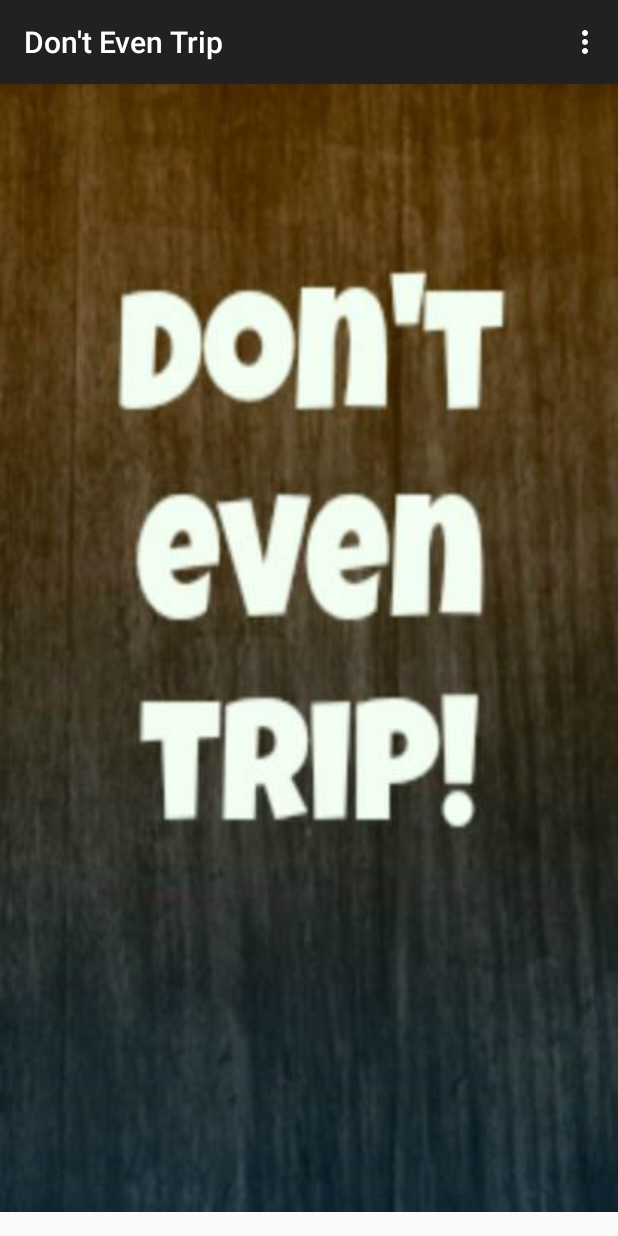
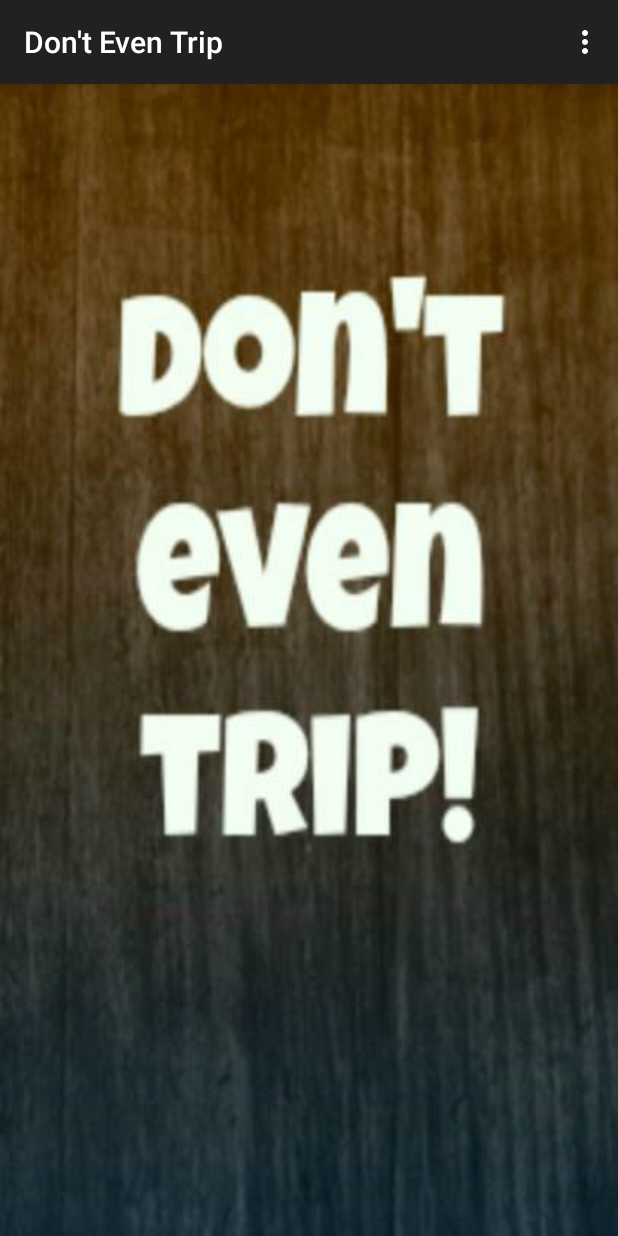
Before and after one commit to JatinNanda/AngelHacksProject, an Android app: the screen it shows after launch (MainActivity), on a phone screen of 412 x 824 dp. Run offline under Robolectric (Android 15) with nearby library versions, the phone set to English and light mode, and no system bars.

Commit message:
Fixed padding issue

```diff
--- a/app/src/main/res/layout/activity_main.xml
+++ b/app/src/main/res/layout/activity_main.xml
@@ -1,6 +1,6 @@
 <LinearLayout xmlns:android="http://schemas.android.com/apk/res/android"
     xmlns:tools="http://schemas.android.com/tools" android:layout_width="match_parent"
-    android:paddingBottom="@dimen/activity_vertical_margin" tools:context=".MainActivity"
+    tools:context=".MainActivity"
     android:orientation="vertical"
     android:layout_height="match_parent">
 
```
